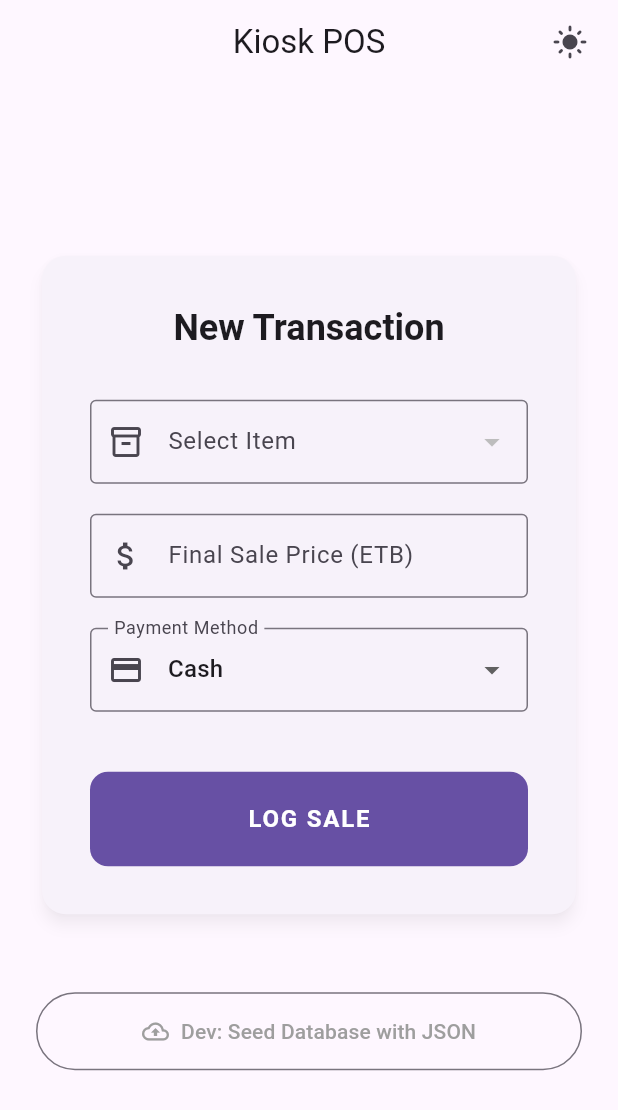
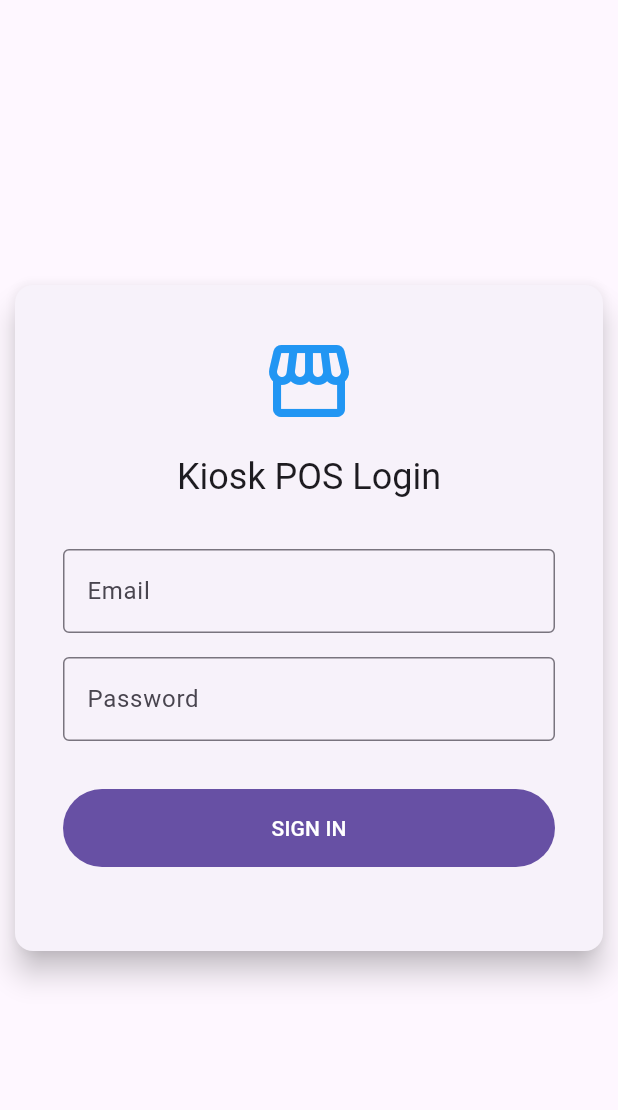
Before and after one commit to KHALIDKHELIL/Kiosk, a Flutter app: the screen it shows after launch, on a phone screen of 412 x 824 dp. Shown: the top 1110 px of the screen. Run offline on Flutter 3.47's test engine with Material 3 defaults, Android fonts, the light colour scheme and no system bars; our stand-ins replace cloud_firestore, firebase_auth, firebase_core, flutter_riverpod; accounts and stored records are empty; generated files the repository leaves out were written again.

Commit message:
add: Role based auth

```diff
--- /dev/null
+++ b/lib/login_screen.dart
@@ -0,0 +1,137 @@
+import 'package:flutter/material.dart';
+import 'package:firebase_auth/firebase_auth.dart';
+import 'package:cloud_firestore/cloud_firestore.dart';
+
+class LoginScreen extends StatefulWidget {
+  const LoginScreen({super.key});
+
+  @override
+  State<LoginScreen> createState() => _LoginScreenState();
+}
+
+class _LoginScreenState extends State<LoginScreen> {
+  final emailController = TextEditingController();
+  final passwordController = TextEditingController();
+  bool isLoading = false;
+  bool isSeeding = false;
+
+ Future<void> signIn() async {
+    // 1. NEW: Check for empty fields first
+    if (emailController.text.trim().isEmpty || passwordController.text.trim().isEmpty) {
+      ScaffoldMessenger.of(context).showSnackBar(
+        const SnackBar(content: Text('Please enter both email and password.'), backgroundColor: Colors.orange),
+      );
+      return;
+    }
+
+    setState(() => isLoading = true);
+    try {
+      await FirebaseAuth.instance.signInWithEmailAndPassword(
+        email: emailController.text.trim(),
+        password: passwordController.text.trim(),
+      );
+    } on FirebaseAuthException catch (e) {
+      if (mounted) {
+        ScaffoldMessenger.of(context).showSnackBar(
+          SnackBar(content: Text(e.message ?? 'Login failed'), backgroundColor: Colors.red),
+        );
+      }
+    } finally {
+      if (mounted) setState(() => isLoading = false);
+    }
+  }
+
+  // --- TEMPORARY AUTH SEEDER ---
+  Future<void> seedAuthAccounts() async {
+    setState(() => isSeeding = true);
+    final auth = FirebaseAuth.instance;
+    final db = FirebaseFirestore.instance;
+
+    try {
+      // 1. Create Admin Account
+      final adminCred = await auth.createUserWithEmailAndPassword(
+        email: 'admin@kiosk.com',
+        password: 'password123',
+      );
+      // Set role in Firestore
+      await db.collection('users').doc(adminCred.user!.uid).set({'role': 'admin'});
+
+      // 2. Create Worker Account
+      // Note: We sign out the admin immediately so we can create the worker
+      await auth.signOut();
+      final workerCred = await auth.createUserWithEmailAndPassword(
+        email: 'worker@kiosk.com',
+        password: 'password123',
+      );
+      // Set role in Firestore
+      await db.collection('users').doc(workerCred.user!.uid).set({'role': 'worker'});
+
+      // Sign out again so you can log in normally
+      await auth.signOut();
+
+      if (mounted) {
+        ScaffoldMessenger.of(context).showSnackBar(
+          const SnackBar(content: Text('Accounts created! You can now log in.'), backgroundColor: Colors.green),
+        );
+      }
+    } catch (e) {
+      if (mounted) {
+        ScaffoldMessenger.of(context).showSnackBar(
+          SnackBar(content: Text('Error (Users might already exist): $e'), backgroundColor: Colors.orange),
+        );
+      }
+    } finally {
+      if (mounted) setState(() => isSeeding = false);
+    }
+  }
+
+  @override
+  Widget build(BuildContext context) {
+    return Scaffold(
+      body: Center(
+        child: ConstrainedBox(
+          constraints: const BoxConstraints(maxWidth: 400),
+          child: Card(
+            elevation: 8,
+            // FIX: Removed padding from Card, wrapped Column in Padding widget
+            child: Padding(
+              padding: const EdgeInsets.all(32),
+              child: Column(
+                mainAxisSize: MainAxisSize.min,
+                children: [
+                  const Icon(Icons.storefront, size: 64, color: Colors.blue),
+                  const SizedBox(height: 16),
+                  Text('Kiosk POS Login', style: Theme.of(context).textTheme.headlineSmall),
+                  const SizedBox(height: 32),
+                  TextField(
+                    controller: emailController,
+                    decoration: const InputDecoration(labelText: 'Email', border: OutlineInputBorder()),
+                    keyboardType: TextInputType.emailAddress,
+                  ),
+                  const SizedBox(height: 16),
+                  TextField(
+                    controller: passwordController,
+                    decoration: const InputDecoration(labelText: 'Password', border: OutlineInputBorder()),
+                    obscureText: true,
+                  ),
+                  const SizedBox(height: 32),
+                  SizedBox(
+                    width: double.infinity,
+                    child: FilledButton(
+                      onPressed: isLoading ? null : signIn,
+                      style: FilledButton.styleFrom(padding: const EdgeInsets.symmetric(vertical: 16)),
+                      child: isLoading
+                        ? const SizedBox(width: 20, height: 20, child: CircularProgressIndicator(color: Colors.white, strokeWidth: 2))
+                        : const Text('SIGN IN'),
+                    ),
+                  ),
+                  const SizedBox(height: 24),
+                ],
+              ),
+            ),
+          ),
+        ),
+      ),
+    );
+  }
+}
--- a/lib/main.dart
+++ b/lib/main.dart
@@ -1,32 +1,29 @@
 import 'package:flutter/material.dart';
 import 'package:firebase_core/firebase_core.dart';
 import 'package:flutter_riverpod/flutter_riverpod.dart';
-import 'package:go_router/go_router.dart';
 import 'firebase_options.dart';
+
+import 'auth_providers.dart';
+import 'login_screen.dart';
 import 'worker_screen.dart';
+import 'admin_screen.dart';
 
 void main() async {
   WidgetsFlutterBinding.ensureInitialized();
-
-  // Initialize Firebase for the web using the generated options
   await Firebase.initializeApp(
     options: DefaultFirebaseOptions.currentPlatform,
   );
 
-  // ProviderScope enables Riverpod globally
   runApp(const ProviderScope(child: Kiosk()));
 }
 
-// Replace the old StateProvider line with this modern Notifier structure:
 class ThemeModeNotifier extends Notifier<ThemeMode> {
   @override
   ThemeMode build() => ThemeMode.system;
-
   void toggleTheme() {
     state = state == ThemeMode.light ? ThemeMode.dark : ThemeMode.light;
   }
 }
-
 final themeModeProvider = NotifierProvider<ThemeModeNotifier, ThemeMode>(ThemeModeNotifier.new);
 
 class Kiosk extends ConsumerWidget {
@@ -34,35 +31,49 @@ class Kiosk extends ConsumerWidget {
 
   @override
   Widget build(BuildContext context, WidgetRef ref) {
-    // Watch the theme provider to rebuild when toggled
     final themeMode = ref.watch(themeModeProvider);
 
-    return MaterialApp.router(
-      title: 'Kiosk',
+    return MaterialApp(
+      title: 'Kiosk POS',
       debugShowCheckedModeBanner: false,
       theme: ThemeData.light(useMaterial3: true),
       darkTheme: ThemeData.dark(useMaterial3: true),
       themeMode: themeMode,
-      routerConfig: _router,
+      home: const AuthGate(), // The gatekeeper widget
     );
   }
 }
 
-// GoRouter handles the web URLs cleanly
-final _router = GoRouter(
-  initialLocation: '/worker', // Defaulting to worker for now
-  routes: [
-   GoRoute(
-  path: '/worker',
-  builder: (context, state) => const WorkerScreen(),
-),
-    GoRoute(
-      path: '/worker',
-      builder: (context, state) => const Scaffold(body: Center(child: Text('Worker Data Entry'))),
-    ),
-    GoRoute(
-      path: '/admin',
-      builder: (context, state) => const Scaffold(body: Center(child: Text('Admin Dashboard'))),
-    ),
-  ],
-);
+// Automatically routes the user based on their login status and role
+class AuthGate extends ConsumerWidget {
+  const AuthGate({super.key});
+
+  @override
+  Widget build(BuildContext context, WidgetRef ref) {
+    final authState = ref.watch(authStateProvider);
+
+    return authState.when(
+      loading: () => const Scaffold(body: Center(child: CircularProgressIndicator())),
+      error: (err, stack) => Scaffold(body: Center(child: Text('Auth Error: $err'))),
+      data: (user) {
+        if (user == null) {
+          return const LoginScreen(); // Not logged in
+        }
+
+        // User is logged in, now check their role
+        final roleAsync = ref.watch(userRoleProvider);
+
+        return roleAsync.when(
+          loading: () => const Scaffold(body: Center(child: CircularProgressIndicator())),
+          error: (err, stack) => Scaffold(body: Center(child: Text('Role Error: $err'))),
+          data: (role) {
+            if (role == 'admin') {
+              return const AdminScreen();
+            }
+            return const WorkerScreen();
+          },
+        );
+      },
+    );
+  }
+}
```
Also changed, not shown: lib/admin_screen.dart (+214 -0 lines), lib/auth_providers.dart (added, +20 -0 lines), lib/worker_screen.dart (+87 -29 lines), seed_data.json (+10 -20 lines).
